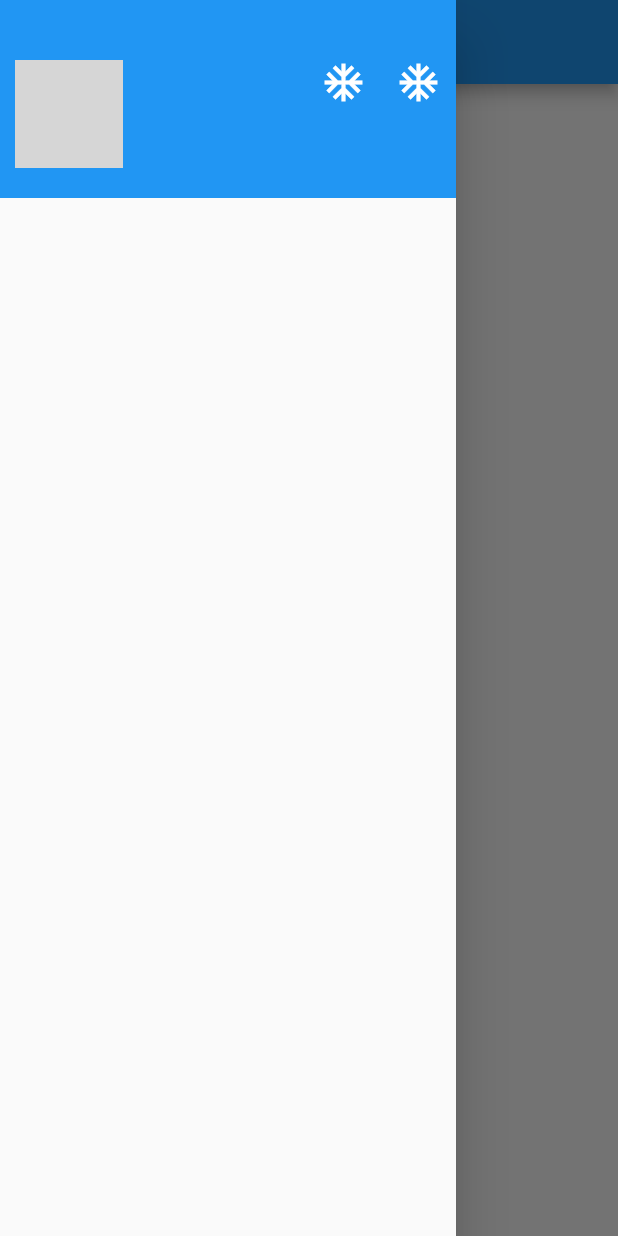
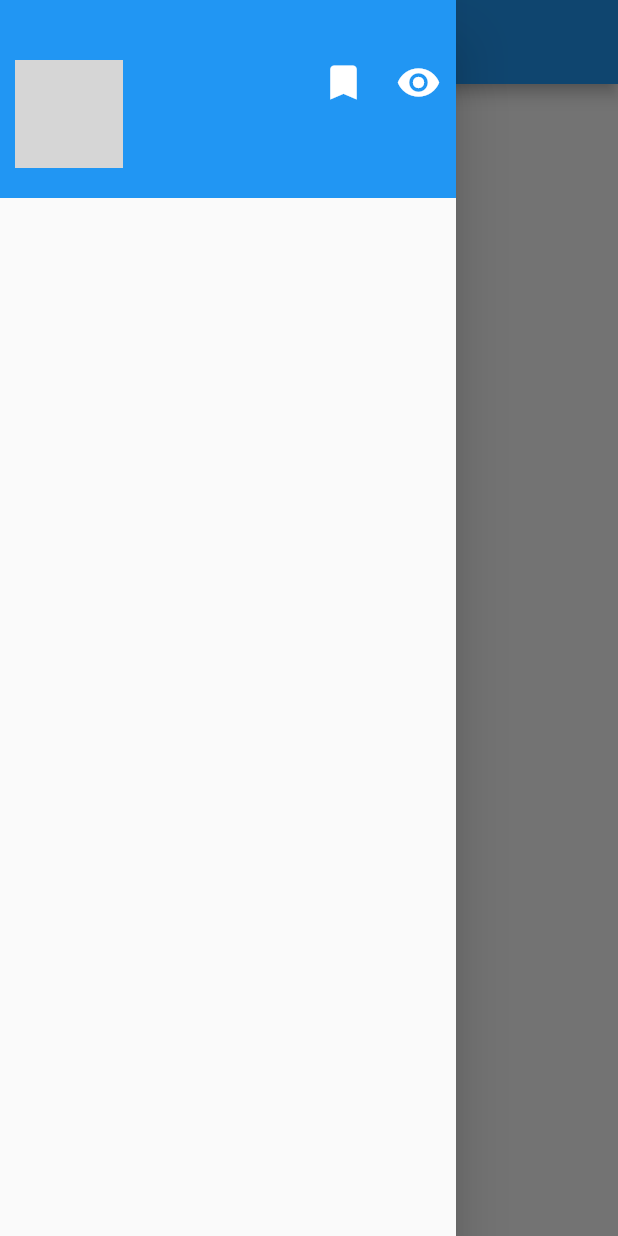
Before and after one commit to Void1315/yhy_travel, a Flutter app: the screen it shows after launch, with the side drawer open, on a phone screen of 412 x 824 dp. Run offline on Flutter 3.47's test engine with Material 2 defaults, Android fonts, the phone set to English and light mode, and no system bars; our stand-ins replace dio, flutter_redux, redux; network calls fail; grey boxes are pictures that could not be loaded.

Commit message:
添加用户的state、与action

```diff
--- a/lib/app_state.dart
+++ b/lib/app_state.dart
@@ -1,12 +1,16 @@
 import 'package:flutter/material.dart';
+import 'package:yhy_travel/actions/user_action.dart';
 import 'package:yhy_travel/models/theme/theme_model.dart';
+import 'package:yhy_travel/states/user_state.dart';
 import 'actions/theme_action.dart';
 
 class AppState {
-  ThemeModel themeState;
-  AppState({this.themeState});
+  ThemeModel themeState; // 主题状态
+  UserState userState; // 用户状态
+  AppState({this.themeState, this.userState});
   AppState.initialState() {
     this.themeState = ThemeModel(theme: ThemeData.light());
+    this.userState = UserState.init();
   }
 }
 
@@ -16,5 +20,6 @@ class AppState {
 AppState appReducer(AppState state, action) {
   return AppState(
     themeState: ThemeReducer(state.themeState, action),
+    userState: UserReducer(state.userState, action),
   );
 }
--- a/lib/components/drawer_top_card/drawer_top_card.dart
+++ b/lib/components/drawer_top_card/drawer_top_card.dart
@@ -23,7 +23,7 @@ class DrawerTopCard extends StatelessWidget {
                   Container(
                     margin: EdgeInsets.only(left: 20),
                     child: Icon(
-                      Icons.ac_unit,
+                      Icons.turned_in,
                       color: Theme.of(context).cardColor,
                       size: 30,
                     ),
@@ -31,7 +31,7 @@ class DrawerTopCard extends StatelessWidget {
                   Container(
                     margin: EdgeInsets.only(left: 20),
                     child: Icon(
-                      Icons.ac_unit,
+                      Icons.visibility,
                       color: Theme.of(context).cardColor,
                       size: 30,
                     ),
--- a/lib/models/user/user_model.dart
+++ b/lib/models/user/user_model.dart
@@ -5,7 +5,7 @@
  * @Company: didi
  * @Date: 2019-10-20 13:52:33
  * @LastEditors: 脑瘫码农
- * @LastEditTime: 2019-10-20 15:11:40
+ * @LastEditTime: 2019-10-21 20:18:09
  * @Description: 文件描述
  */
 import 'package:yhy_travel/models/base_model.dart';
--- /dev/null
+++ b/lib/states/user_state.dart
@@ -0,0 +1,18 @@
+import 'package:yhy_travel/models/user/user_model.dart';
+
+class UserState {
+  UserModel userModel;
+  bool isLogin; // 登录状态
+  String userDefaultAvatar; // 用户默认头像
+
+  UserState({this.userModel, this.isLogin, this.userDefaultAvatar});
+  /**
+   * 初始化方法
+   */
+  UserState.init() {
+    this.userModel = UserModel();
+    this.isLogin = false;
+    this.userDefaultAvatar =
+        "https://s3.amazonaws.com/uifaces/faces/twitter/posterjob/128.jpg";
+  }
+}
```
Also changed, not shown: lib/actions/user_action.dart (added, +33 -0 lines), 1 other file.
